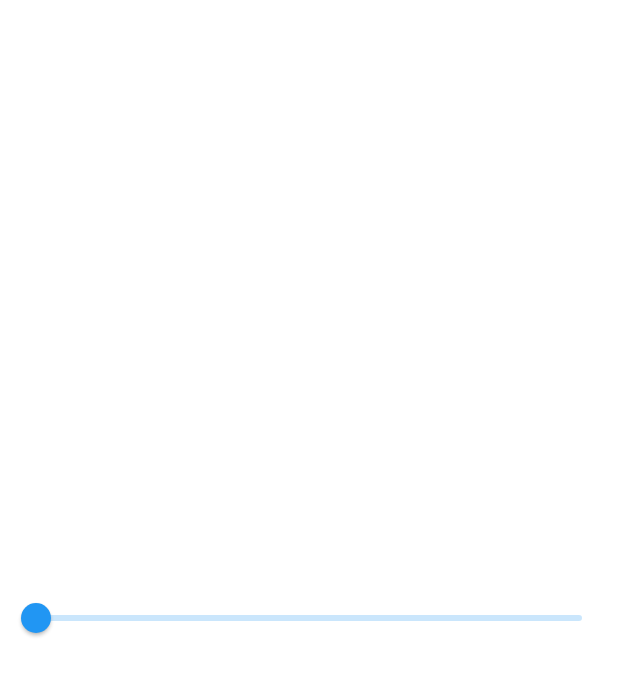
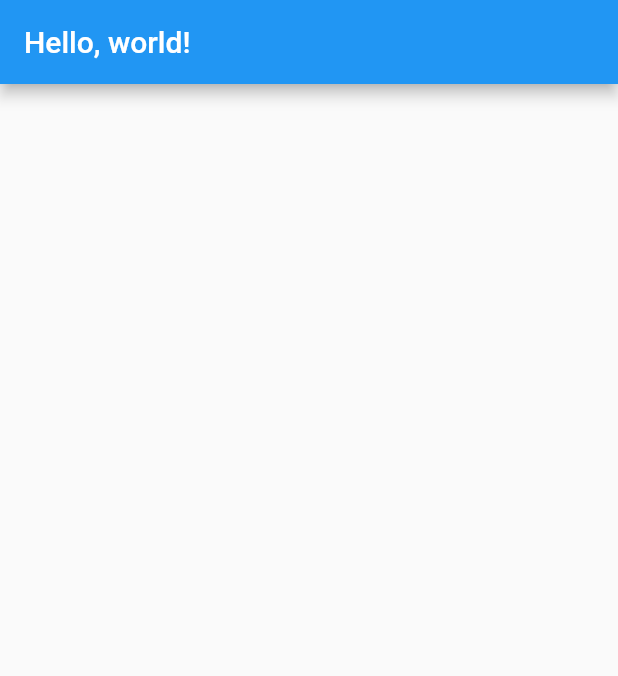
Before and after one commit to baajur/flutter-adaptive-widgets, a Flutter app: the screen it shows after launch, on a phone screen of 412 x 824 dp. Shown: the top 676 px of the screen. Run offline on Flutter 3.47's test engine with Material 2 defaults, Android fonts, the phone set to English and light mode, and no system bars.

Commit message:
Update docs and examples

```diff
--- /dev/null
+++ b/example/lib/home/home_viewmodel.dart
@@ -0,0 +1,3 @@
+class HomeViewModel {
+  final String title = "Hello, world!";
+}
--- /dev/null
+++ b/example/lib/home/home_widget.dart
@@ -0,0 +1,16 @@
+import 'package:adaptive_widgets/adaptive_widgets.dart';
+import 'package:adaptive_widgets_example/home/home_widget.cupertino.dart';
+import 'package:adaptive_widgets_example/home/home_widget.material.dart';
+import 'package:flutter/widgets.dart';
+
+class HomeWidget extends StatelessWidget {
+  const HomeWidget({Key key}) : super(key: key);
+
+  @override
+  Widget build(BuildContext context) {
+    return AdaptiveWidget(
+      cupertinoBuilder: (_) => CupertinoHomeWidget(),
+      materialBuilder: (_) => MaterialHomeWidget(),
+    );
+  }
+}
--- /dev/null
+++ b/example/lib/home/home_widget.material.dart
@@ -0,0 +1,17 @@
+import 'package:adaptive_widgets_example/home/home_viewmodel.dart';
+import 'package:flutter/material.dart';
+
+class MaterialHomeWidget extends StatelessWidget {
+  final HomeViewModel _viewModel = HomeViewModel();
+
+  MaterialHomeWidget({Key key}) : super(key: key);
+
+  @override
+  Widget build(BuildContext context) {
+    return Scaffold(
+      appBar: AppBar(
+        title: Text(_viewModel.title),
+      ),
+    );
+  }
+}
--- a/example/lib/main.dart
+++ b/example/lib/main.dart
@@ -1,6 +1,8 @@
 import 'package:adaptive_widgets/adaptive_widgets.dart';
 import 'package:flutter/cupertino.dart';
 import 'package:flutter/material.dart';
+
+import 'home/home_widget.dart';
 
 void main() => runApp(MyApp());
 
@@ -11,42 +13,11 @@ class MyApp extends StatelessWidget {
     return AdaptiveApp(
       title: "Adaptive App",
       home: HomeWidget(),
-      cupertinoTheme: CupertinoThemeData(),
+      cupertinoTheme: CupertinoThemeData(
+        primaryColor: Colors.red,
+        primaryContrastingColor: Colors.blue,
+      ),
       materialTheme: ThemeData.light(),
     );
   }
 }
-
-class HomeWidget extends StatefulWidget {
-  @override
-  _HomeWidgetState createState() => _HomeWidgetState();
-}
-
-class _HomeWidgetState extends State<HomeWidget> {
-  double _value = 0;
-  ValueChanged<double> _valueChanged;
-
-  @override
-  void initState() {
-    super.initState();
-    _valueChanged = (v) {
-      setState(() {
-        _value = v;
-      });
-    };
-  }
-
-  @override
-  Widget build(BuildContext context) {
-    return AdaptiveWidget(
-      cupertinoBuilder: (_) => CupertinoSlider(
-        onChanged: _valueChanged,
-        value: _value,
-      ),
-      materialBuilder: (_) => Slider(
-        onChanged: _valueChanged,
-        value: _value,
-      ),
-    );
-  }
-}
--- a/pubspec.yaml
+++ b/pubspec.yaml
@@ -1,6 +1,6 @@
 name: adaptive_widgets
 description: A set of utilities which allow you to dynamically adapt your app to the current platform.
-version: 0.0.2
+version: 0.0.3
 author: Peter Bryant <peter@ptrbrynt.com>
 homepage: https://github.com/netsells/flutter-adaptive-widgets
 
```
Also changed, not shown: example/lib/home/home_widget.cupertino.dart (added, +18 -0 lines), example/pubspec.lock, 2 other files.
